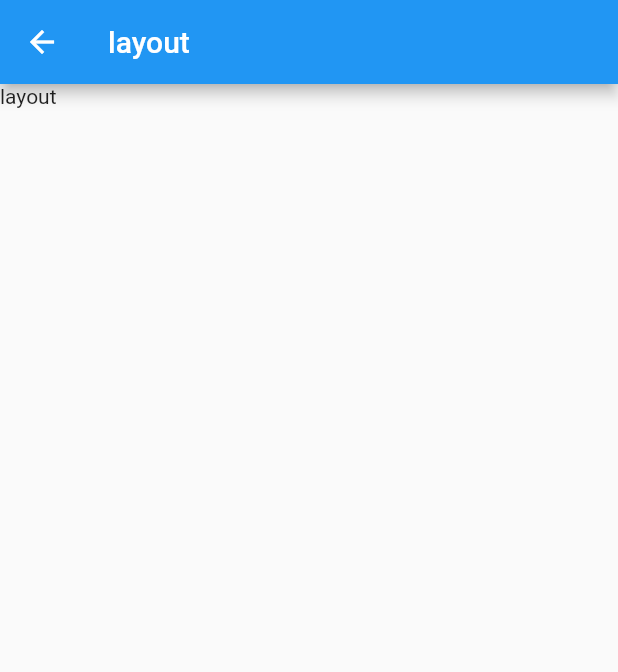
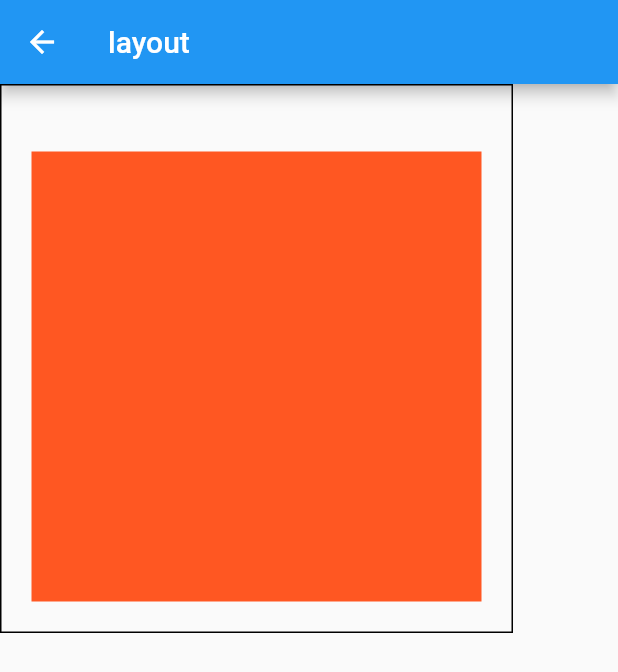
Before and after one commit to murakamiren/flutter_style, a Flutter app: the LayoutView screen opened directly, on a phone screen of 412 x 824 dp. Shown: the top 672 px of the screen. Run offline on Flutter 3.47's test engine with Material 2 defaults, Android fonts, the phone set to English and light mode, and no system bars.

Commit message:
container border size

```diff
--- /dev/null
+++ b/lib/components/box.dart
@@ -0,0 +1,17 @@
+import 'package:flutter/material.dart';
+import 'package:flutter/src/foundation/key.dart';
+import 'package:flutter/src/widgets/framework.dart';
+
+class Box extends StatelessWidget {
+  const Box({Key? key}) : super(key: key);
+
+  @override
+  Widget build(BuildContext context) {
+    return Container(
+      margin: EdgeInsets.all(20),
+      width: 300,
+      height: 300,
+      color: Colors.deepOrange,
+    );
+  }
+}
--- a/lib/views/layout.dart
+++ b/lib/views/layout.dart
@@ -1,6 +1,7 @@
 import 'package:flutter/material.dart';
 import 'package:flutter/src/foundation/key.dart';
 import 'package:flutter/src/widgets/framework.dart';
+import 'package:flutter_style/components/box.dart';
 
 class LayoutView extends StatelessWidget {
   const LayoutView({Key? key}) : super(key: key);
@@ -8,8 +9,18 @@ class LayoutView extends StatelessWidget {
   @override
   Widget build(BuildContext context) {
     return Scaffold(
-      appBar: AppBar(title: Text("layout")),
-      body: Text("layout"),
+      appBar: AppBar(
+        title: Text("layout"),
+      ),
+      body: Container(
+        padding: EdgeInsets.only(top: 24),
+        decoration: BoxDecoration(
+          border: Border.all(
+            color: Colors.black,
+          ),
+        ),
+        child: Box(),
+      ),
     );
   }
 }
```
